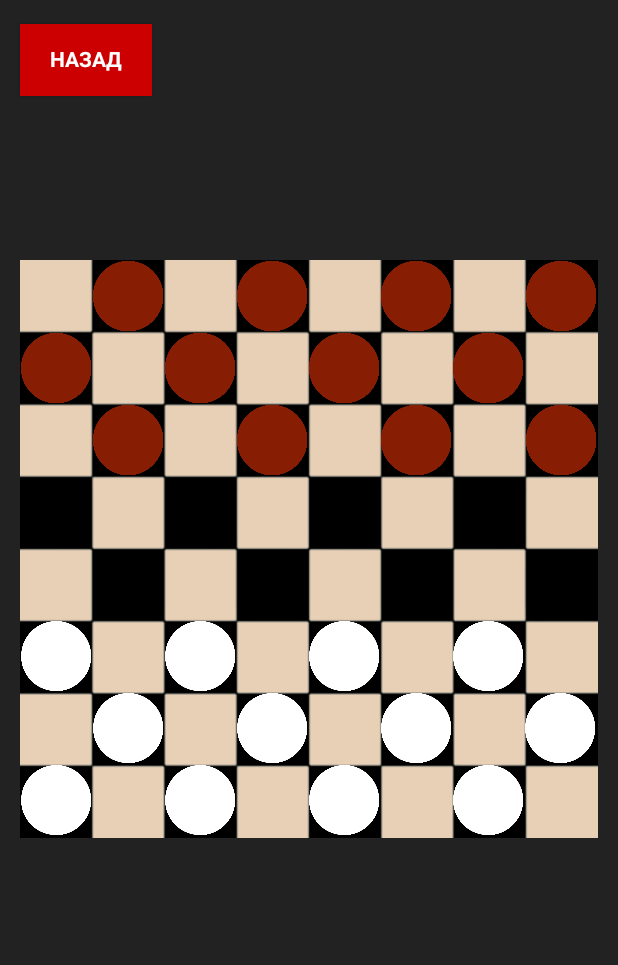
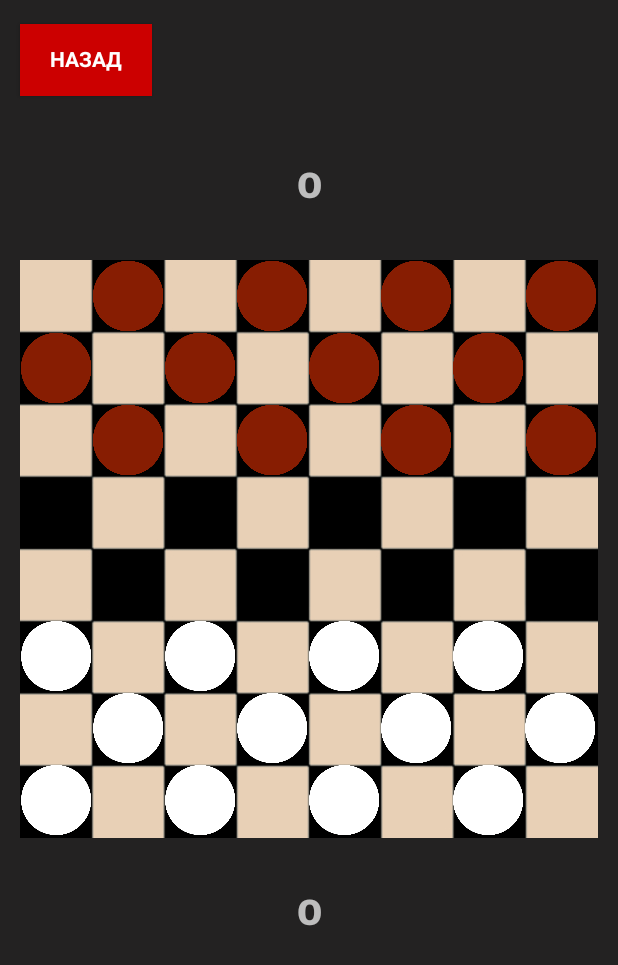
Before and after one commit to MrOmichov/Draughts, an Android app: the MainActivity screen opened directly, with no data from a screen before it, on a phone screen of 412 x 824 dp. Shown: the top 965 px of the screen. Run offline under Robolectric (Android 15) with nearby library versions, the phone set to English and light mode, and no system bars.

Commit message:
Counter of taken draughts Commit

```diff
--- a/app/src/main/res/layout/activity_main.xml
+++ b/app/src/main/res/layout/activity_main.xml
@@ -22,8 +22,8 @@
 
     <ImageView
         android:id="@+id/draughts_board"
-        android:layout_width="385sp"
-        android:layout_height="385sp"
+        android:layout_width="385dp"
+        android:layout_height="385dp"
         android:layout_marginTop="173dp"
         android:src="@drawable/draughts_board"
         app:layout_constraintEnd_toEndOf="parent"
@@ -844,4 +844,28 @@
         </LinearLayout>
     </LinearLayout>
 
+    <TextView
+        android:id="@+id/taken2"
+        android:layout_width="wrap_content"
+        android:layout_height="wrap_content"
+        android:layout_marginBottom="30dp"
+        android:fontFamily="@font/montserrat_alternates_bold"
+        android:text="0"
+        android:textSize="24sp"
+        app:layout_constraintBottom_toTopOf="@+id/draughts_board"
+        app:layout_constraintEnd_toEndOf="parent"
+        app:layout_constraintStart_toStartOf="parent" />
+
+    <TextView
+        android:id="@+id/taken1"
+        android:layout_width="wrap_content"
+        android:layout_height="wrap_content"
+        android:layout_marginTop="30dp"
+        android:fontFamily="@font/montserrat_alternates_bold"
+        android:text="0"
+        android:textSize="24sp"
+        app:layout_constraintEnd_toEndOf="parent"
+        app:layout_constraintStart_toStartOf="parent"
+        app:layout_constraintTop_toBottomOf="@+id/draughts_board" />
+
 </androidx.constraintlayout.widget.ConstraintLayout>
```
Also changed, not shown: app/src/main/java/com/example/myapplication/BotActivity.java (+28 -0 lines), app/src/main/java/com/example/myapplication/MainActivity.java (+31 -0 lines), app/src/main/res/layout/activity_bot.xml (+24 -0 lines).
